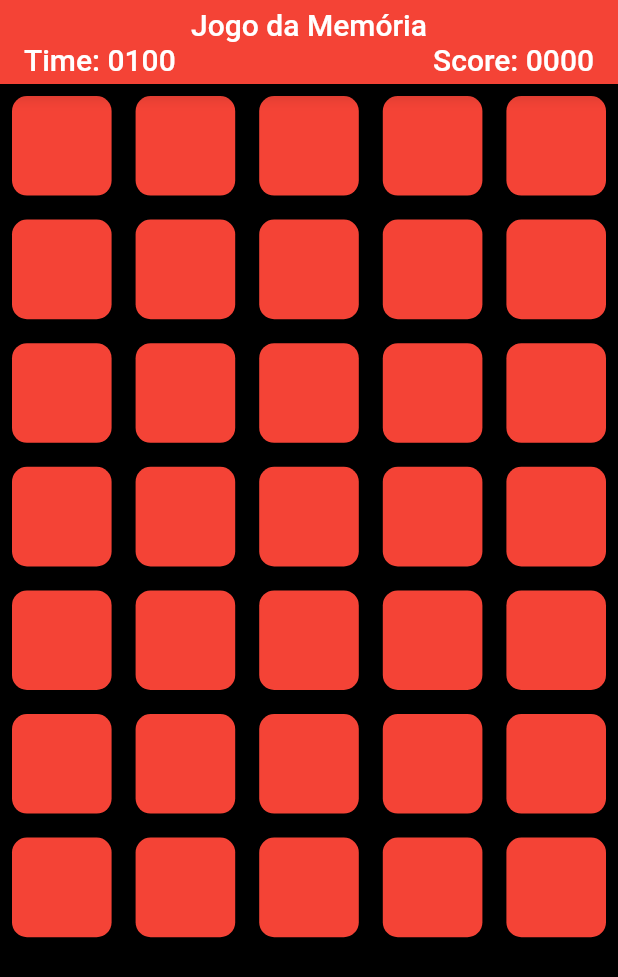
After one commit to IgorCoura/jogo_da_memoria, a Flutter app: the screen it shows after launch, on a phone screen of 412 x 824 dp. The commit adds this screen. Shown: the top 977 px of the screen. Run offline on Flutter 3.47's test engine with Material 2 defaults, Android fonts, the phone set to English and light mode, and no system bars.

Commit message:
Atualizações 14/08/2020

```diff
--- a/lib/components/carta_widget.dart
+++ b/lib/components/carta_widget.dart
@@ -13,12 +13,18 @@ class CartaWidget extends StatelessWidget {
   Widget estadoDaCarta() {
     if (carta.aberto) {
       return Container(
-        color: Colors.red,
+        decoration: BoxDecoration(
+          color: Colors.red,
+          borderRadius: BorderRadius.circular(10),
+        ),
         child: Icon(carta.oneIcon),
       );
     } else {
       return Container(
-        color: Colors.red,
+        decoration: BoxDecoration(
+          color: Colors.red,
+          borderRadius: BorderRadius.circular(10),
+        ),
       );
     }
   }
--- /dev/null
+++ b/lib/components/game_over.dart
@@ -0,0 +1,118 @@
+import 'package:flutter/material.dart';
+import 'package:jogo_da_memoria/models/pontuacao.dart';
+
+class GameOver extends StatelessWidget {
+  final Pontuacao pontuacaoFinal;
+  final Function() onReiniciar;
+
+  GameOver({
+    @required this.pontuacaoFinal,
+    @required this.onReiniciar,
+  });
+
+  @override
+  Widget build(BuildContext context) {
+    return pontuacaoFinal.gameOver
+        ? Container(
+            decoration: BoxDecoration(
+              color: Color.fromRGBO(0, 0, 0, 0.9),
+              borderRadius: BorderRadius.circular(30),
+            ),
+            width: 300,
+            height: 300,
+            child: Column(
+              children: [
+                Expanded(
+                  flex: 1,
+                  child: Text(
+                    "GameOver",
+                    style: TextStyle(
+                      decoration: TextDecoration.none,
+                      fontWeight: FontWeight.bold,
+                      color: Colors.red[900],
+                    ),
+                  ),
+                ),
+                Expanded(
+                    flex: 2,
+                    child: Column(
+                      children: [
+                        Expanded(
+                            flex: 2,
+                            child: Column(
+                              children: [
+                                Row(
+                                  mainAxisAlignment: MainAxisAlignment.center,
+                                  children: [
+                                    Text(
+                                      "Score:",
+                                      style: TextStyle(
+                                        fontSize: 38,
+                                        decoration: TextDecoration.none,
+                                        fontWeight: FontWeight.bold,
+                                        color: Colors.white,
+                                      ),
+                                    ),
+                                    Text(
+                                      " " + pontuacaoFinal.score,
+                                      style: TextStyle(
+                                        fontSize: 35,
+                                        decoration: TextDecoration.none,
+                                        fontWeight: FontWeight.bold,
+                                        color: Colors.white,
+                                      ),
+                                    ),
+                                  ],
+                                ),
+                                Row(
+                                  mainAxisAlignment: MainAxisAlignment.center,
+                                  children: [
+                                    Text(
+                                      "Record:",
+                                      style: TextStyle(
+                                        fontSize: 24,
+                                        decoration: TextDecoration.none,
+                                        fontWeight: FontWeight.bold,
+                                        color: Colors.white,
+                                      ),
+                                    ),
+                                    Text(
+                                      " " + "0000",
+                                      style: TextStyle(
+                                        fontSize: 22,
+                                        decoration: TextDecoration.none,
+                                        fontWeight: FontWeight.bold,
+                                        color: Colors.white,
+                                      ),
+                                    ),
+                                  ],
+                                ),
+                              ],
+                            )),
+                        Expanded(
+                          flex: 1,
+                          child: Padding(
+                            padding: const EdgeInsets.all(8.0),
+                            child: FlatButton(
+                              color: Colors.red,
+                              onPressed: () => onReiniciar(),
+                              child: Text(
+                                "Reiniciar",
+                                style: TextStyle(
+                                  fontSize: 24,
+                                  decoration: TextDecoration.none,
+                                  fontWeight: FontWeight.bold,
+                                  color: Colors.white,
+                                ),
+                              ),
+                            ),
+                          ),
+                        )
+                      ],
+                    ))
+              ],
+            ),
+          )
+        : Container();
+  }
+}
--- a/lib/components/my_app_bar_widget.dart
+++ b/lib/components/my_app_bar_widget.dart
@@ -1,11 +1,11 @@
 import 'package:flutter/material.dart';
-import 'package:jogo_da_memoria/models/my_app_bar.dart';
+import 'package:jogo_da_memoria/models/pontuacao.dart';
 
 class MyAppBarWidget extends StatelessWidget {
-  final MyAppBar appBar;
+  final Pontuacao pontuacao;
 
   MyAppBarWidget({
-    @required this.appBar,
+    @required this.pontuacao,
   });
 
   @override
@@ -24,7 +24,7 @@ class MyAppBarWidget extends StatelessWidget {
                 Expanded(
                   child: Container(
                     child: Row(
-                      children: [Text("Time: "), Text("0000")],
+                      children: [Text("Time: "), Text(pontuacao.time)],
                     ),
                   ),
                 ),
@@ -34,7 +34,7 @@ class MyAppBarWidget extends StatelessWidget {
                       mainAxisAlignment: MainAxisAlignment.end,
                       children: [
                         Text("Score: "),
-                        Text(this.appBar.score),
+                        Text(this.pontuacao.score),
                       ],
                     ),
                   ),
--- a/lib/models/my_app_bar.dart
+++ /dev/null
@@ -1,24 +0,0 @@
-class MyAppBar {
-  int _score = 0;
-  final DateTime _time = DateTime.now();
-
-  void addScore() {
-    _score += 2;
-  }
-
-  String get score {
-    if (_score < 10) {
-      return "000" + _score.toString();
-    } else if (_score < 100) {
-      return "00" + _score.toString();
-    } else if (_score < 1000) {
-      return "0" + _score.toString();
-    } else {
-      return _score.toString();
-    }
-  }
-
-  String get time {
-    return _time.toString();
-  }
-}
--- /dev/null
+++ b/lib/models/pontuacao.dart
@@ -0,0 +1,58 @@
+class Pontuacao {
+  int _score = 0;
+  int _seconds = 100;
+  int _addSeconds = 10;
+  int _multPontuacao = 1;
+  bool _gameOver = false;
+
+  void addScore() {
+    _score += _multPontuacao;
+  }
+
+  void multPontuacao() {
+    _multPontuacao *= 2;
+    _addSeconds ~/= 2;
+  }
+
+  void addSeconds() {
+    _seconds += _addSeconds;
+  }
+
+  void secondsAdd() {
+    _seconds--;
+  }
+
+  void fimDoTempo() {
+    if (_seconds <= 0) {
+      _gameOver = true;
+    }
+  }
+
+  String get score {
+    if (_score < 10) {
+      return "000" + _score.toString();
+    } else if (_score < 100) {
+      return "00" + _score.toString();
+    } else if (_score < 1000) {
+      return "0" + _score.toString();
+    } else {
+      return _score.toString();
+    }
+  }
+
+  String get time {
+    if (_seconds >= 100) {
+      return "0" + _seconds.toString();
+    } else if (_seconds >= 10) {
+      return "00" + _seconds.toString();
+    } else if (_seconds >= 0) {
+      return "000" + _seconds.toString();
+    } else {
+      return "0000";
+    }
+  }
+
+  bool get gameOver {
+    return _gameOver;
+  }
+}
```
Also changed, not shown: lib/screens/game_app.dart (+60 -15 lines).
